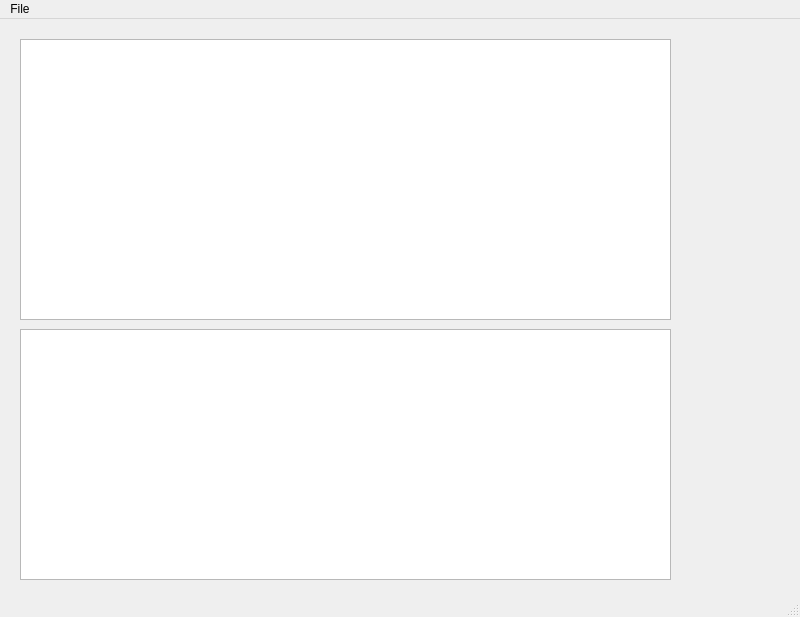
herrschmidt0/Receipt-parser, file mainwindow.ui: the form before one commit.
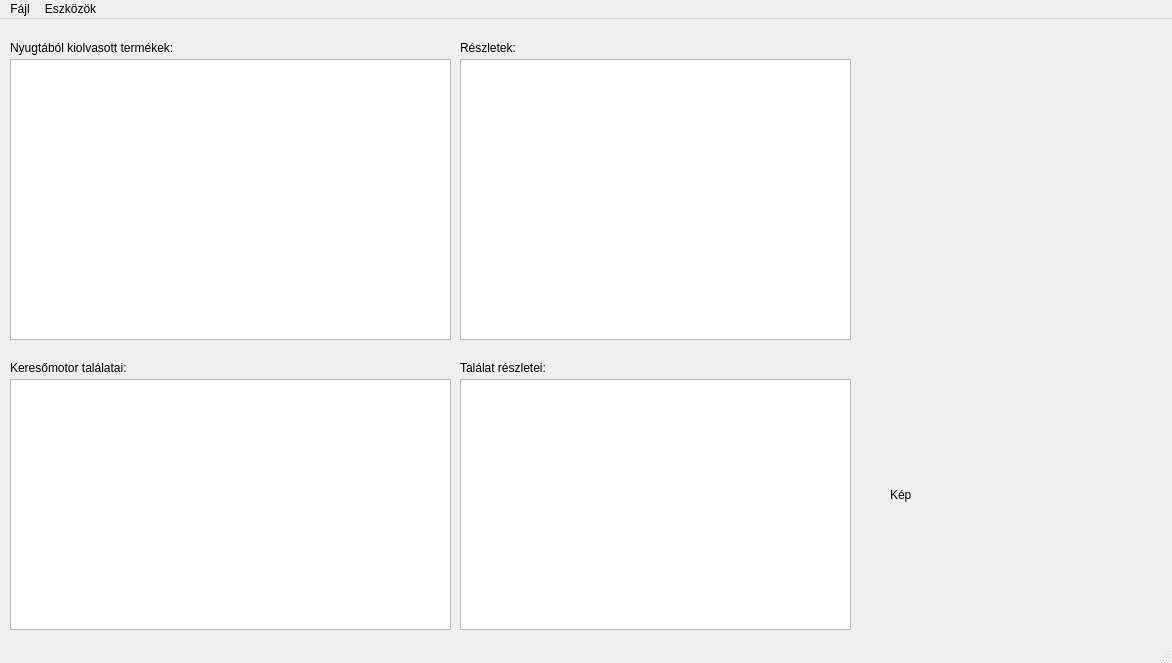
The form after the commit.

Diff of the .ui file:
```diff
--- a/mainwindow.ui
+++ b/mainwindow.ui
@@ -6,8 +6,8 @@
    <rect>
     <x>0</x>
     <y>0</y>
-    <width>800</width>
-    <height>617</height>
+    <width>1172</width>
+    <height>663</height>
    </rect>
   </property>
   <property name="windowTitle">
@@ -17,9 +17,9 @@
    <widget class="QListWidget" name="productsList">
     <property name="geometry">
      <rect>
-      <x>20</x>
-      <y>20</y>
-      <width>651</width>
+      <x>10</x>
+      <y>40</y>
+      <width>441</width>
       <height>281</height>
      </rect>
     </property>
@@ -27,30 +27,125 @@
    <widget class="QListWidget" name="recomsList">
     <property name="geometry">
      <rect>
-      <x>20</x>
-      <y>310</y>
-      <width>651</width>
+      <x>10</x>
+      <y>360</y>
+      <width>441</width>
       <height>251</height>
      </rect>
     </property>
    </widget>
+   <widget class="QListWidget" name="productDetails">
+    <property name="geometry">
+     <rect>
+      <x>460</x>
+      <y>40</y>
+      <width>391</width>
+      <height>281</height>
+     </rect>
+    </property>
+   </widget>
+   <widget class="QLabel" name="productsListLabel">
+    <property name="geometry">
+     <rect>
+      <x>10</x>
+      <y>20</y>
+      <width>231</width>
+      <height>17</height>
+     </rect>
+    </property>
+    <property name="text">
+     <string>Nyugtából kiolvasott termékek:</string>
+    </property>
+   </widget>
+   <widget class="QLabel" name="productDetailsLabel">
+    <property name="geometry">
+     <rect>
+      <x>460</x>
+      <y>20</y>
+      <width>91</width>
+      <height>17</height>
+     </rect>
+    </property>
+    <property name="text">
+     <string>Részletek:</string>
+    </property>
+   </widget>
+   <widget class="QLabel" name="recomsListLabel">
+    <property name="geometry">
+     <rect>
+      <x>10</x>
+      <y>340</y>
+      <width>161</width>
+      <height>17</height>
+     </rect>
+    </property>
+    <property name="text">
+     <string>Keresőmotor találatai:</string>
+    </property>
+   </widget>
+   <widget class="QListWidget" name="recomDetails">
+    <property name="geometry">
+     <rect>
+      <x>460</x>
+      <y>360</y>
+      <width>391</width>
+      <height>251</height>
+     </rect>
+    </property>
+   </widget>
+   <widget class="QLabel" name="recomDetailsLabel">
+    <property name="geometry">
+     <rect>
+      <x>460</x>
+      <y>340</y>
+      <width>121</width>
+      <height>17</height>
+     </rect>
+    </property>
+    <property name="text">
+     <string>Találat részletei:</string>
+    </property>
+   </widget>
+   <widget class="QLabel" name="image">
+    <property name="geometry">
+     <rect>
+      <x>890</x>
+      <y>350</y>
+      <width>251</width>
+      <height>251</height>
+     </rect>
+    </property>
+    <property name="text">
+     <string>Kép</string>
+    </property>
+    <property name="scaledContents">
+     <bool>true</bool>
+    </property>
+   </widget>
   </widget>
   <widget class="QMenuBar" name="menuBar">
    <property name="geometry">
     <rect>
      <x>0</x>
      <y>0</y>
-     <width>800</width>
+     <width>1172</width>
      <height>22</height>
     </rect>
    </property>
    <widget class="QMenu" name="menuFile">
     <property name="title">
-     <string>File</string>
+     <string>Fájl</string>
     </property>
     <addaction name="actionOpen"/>
    </widget>
+   <widget class="QMenu" name="menuEszk_z_k">
+    <property name="title">
+     <string>Eszközök</string>
+    </property>
+    <addaction name="actionSearchOnline"/>
+   </widget>
    <addaction name="menuFile"/>
+   <addaction name="menuEszk_z_k"/>
   </widget>
   <widget class="QStatusBar" name="statusBar"/>
   <action name="actionOpen">
```
Left out of the diff: 7 changed lines with no effect on the pictures.
